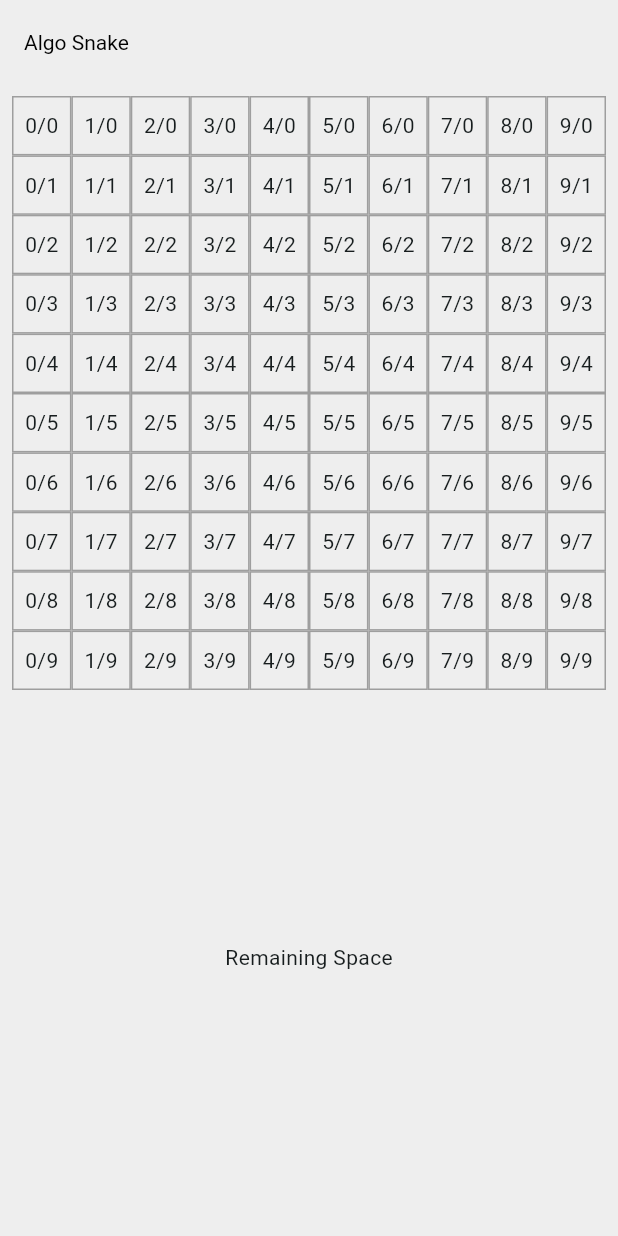
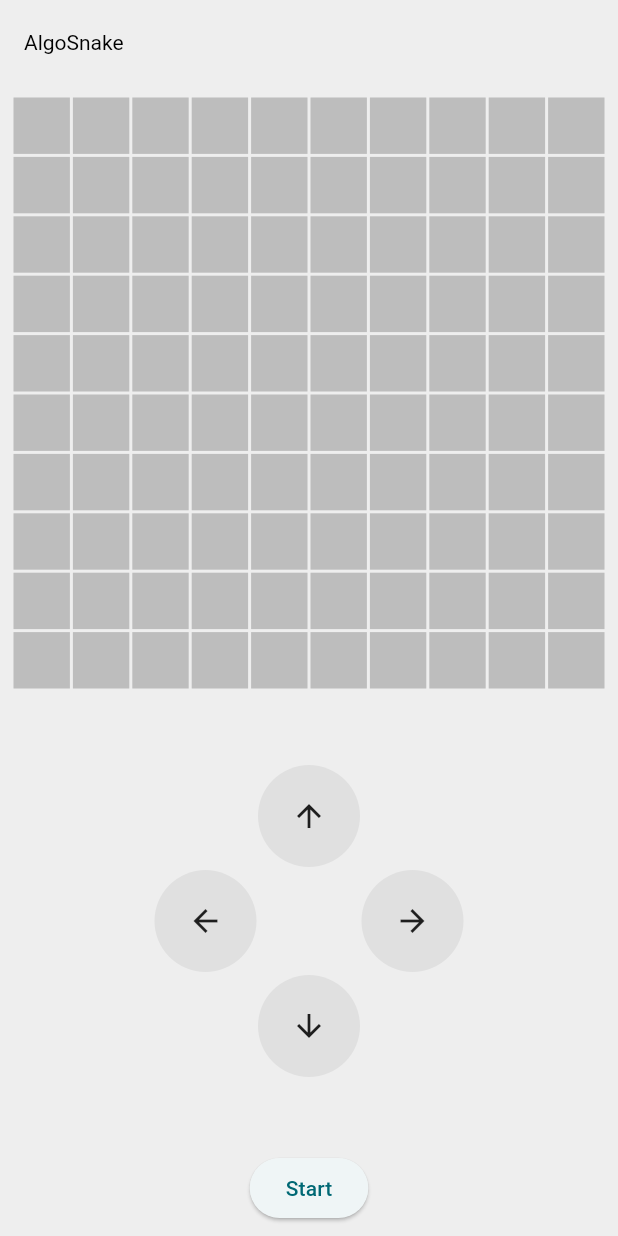
Before and after one commit to sgruhier/algo_snake, a Flutter app: the screen it shows after launch, on a phone screen of 412 x 824 dp. Run offline on Flutter 3.47's test engine with Material 3 defaults, Android fonts, the phone set to English and light mode, and no system bars; our stand-ins replace flutter_riverpod, go_router.

Commit message:
better game UI, init and display snake, fruit and joystick

```diff
--- a/lib/home_screen.dart
+++ b/lib/home_screen.dart
@@ -1,31 +1,44 @@
 import 'package:flutter/material.dart';
+import 'package:flutter_riverpod/flutter_riverpod.dart';
+import 'package:flutter_snake/providers/game_provider.dart';
 import 'package:flutter_snake/widgets/board.dart';
+import 'package:flutter_snake/widgets/joystick.dart';
 
-class HomeScreen extends StatelessWidget {
+class HomeScreen extends ConsumerWidget {
   const HomeScreen({super.key});
 
   @override
-  Widget build(BuildContext context) {
+  Widget build(BuildContext context, WidgetRef ref) {
+    var padding = MediaQuery.paddingOf(context);
+    ref.watch(gameProvider);
     return Scaffold(
       appBar: AppBar(
-        title: const Text('Algo Snake'),
+        title: const Text('AlgoSnake'),
       ),
       body: Padding(
         padding: const EdgeInsets.all(8.0),
         child: Column(
           children: [
             const Board(),
-            Expanded(
-              child: Container(
-                color: Colors.grey[200], // Example: background color for the remaining space
-                child: const Center(
-                  child: Text('Remaining Space'),
-                ),
+            const Expanded(
+              child: Center(
+                child: Joystick(),
               ),
             ),
+            ElevatedButton(
+              onPressed: () => _start(ref),
+              child: const Text('Start'),
+            ),
+            SizedBox(
+              height: padding.bottom,
+            )
           ],
         ),
       ),
     );
   }
+
+  void _start(WidgetRef ref) {
+    ref.read(gameProvider.notifier).start(nbRows: 10, nbColumns: 10);
+  }
 }
--- a/lib/widgets/Board.dart
+++ b/lib/widgets/Board.dart
@@ -1,6 +1,7 @@
 import 'package:flutter/material.dart';
 import 'package:flutter_riverpod/flutter_riverpod.dart';
 import 'package:flutter_snake/providers/game_provider.dart';
+import 'package:flutter_snake/widgets/Tile.dart';
 
 class Board extends ConsumerWidget {
   const Board({super.key});
@@ -19,15 +20,8 @@ class Board extends ConsumerWidget {
       itemBuilder: (BuildContext context, int index) {
         var x = index % game.board.nbColumns;
         var y = index ~/ game.board.nbColumns;
-        return Container(
-          decoration: BoxDecoration(
-            border: Border.all(color: Colors.grey),
-          ),
-          child: Center(
-            child: Text(
-              '$x/$y',
-            ),
-          ),
+        return Tile(
+          tileType: game.getTileType(x, y),
         );
       },
     );
--- /dev/null
+++ b/lib/widgets/joystick.dart
@@ -0,0 +1,40 @@
+import 'package:flutter/material.dart';
+import 'package:flutter_snake/models/tile_model.dart';
+import 'package:flutter_snake/widgets/joystick_key.dart';
+
+class Joystick extends StatelessWidget {
+  const Joystick({super.key});
+
+  @override
+  Widget build(BuildContext context) {
+    final size = MediaQuery.sizeOf(context);
+    return SizedBox(
+      width: size.width / 2,
+      child: GridView.count(
+        padding: EdgeInsets.zero,
+        shrinkWrap: true,
+        crossAxisSpacing: 1,
+        mainAxisSpacing: 2,
+        crossAxisCount: 3,
+        physics: const NeverScrollableScrollPhysics(),
+        children: <Widget>[
+          empty(),
+          JoystickKey(direction: Direction.up, onTap: (direction) => move(direction)),
+          empty(),
+          JoystickKey(direction: Direction.left, onTap: (direction) => move(direction)),
+          empty(),
+          JoystickKey(direction: Direction.right, onTap: (direction) => move(direction)),
+          empty(),
+          JoystickKey(direction: Direction.down, onTap: (direction) => move(direction)),
+          empty(),
+        ],
+      ),
+    );
+  }
+
+  Widget empty() {
+    return const SizedBox(width: 0);
+  }
+
+  void move(Direction direction) {}
+}
--- /dev/null
+++ b/lib/widgets/joystick_key.dart
@@ -0,0 +1,40 @@
+import 'package:flutter/material.dart';
+import 'package:flutter_snake/models/tile_model.dart';
+
+class JoystickKey extends StatelessWidget {
+  const JoystickKey({
+    required this.direction,
+    required this.onTap,
+    super.key,
+  });
+  final Direction direction;
+  final Function(Direction) onTap;
+
+  @override
+  Widget build(BuildContext context) {
+    // return a circle container
+    return GestureDetector(
+      onTap: () => onTap(direction),
+      child: Container(
+        decoration: BoxDecoration(
+          shape: BoxShape.circle,
+          color: Colors.grey[300],
+        ),
+        child: Icon(getIcon()),
+      ),
+    );
+  }
+
+  IconData getIcon() {
+    switch (direction) {
+      case Direction.up:
+        return Icons.arrow_upward;
+      case Direction.down:
+        return Icons.arrow_downward;
+      case Direction.left:
+        return Icons.arrow_back;
+      case Direction.right:
+        return Icons.arrow_forward;
+    }
+  }
+}
--- /dev/null
+++ b/lib/widgets/tile.dart
@@ -0,0 +1,35 @@
+import 'package:flutter/material.dart';
+import 'package:flutter_snake/models/tile_model.dart';
+
+class Tile extends StatelessWidget {
+  const Tile({required this.tileType, this.child, super.key});
+  final TileType tileType;
+  final Widget? child;
+
+  @override
+  Widget build(BuildContext context) {
+    switch (tileType) {
+      case TileType.empty:
+        return container(Colors.grey[400]!);
+      case TileType.snakeBody:
+        return container(Colors.green);
+      case TileType.snakeHead:
+        return container(Colors.green[200]!);
+      case TileType.snakeTail:
+        return container(Colors.green[900]!);
+      case TileType.food:
+        return container(Colors.red);
+      default:
+        return const SizedBox();
+    }
+  }
+
+  Container container(Color color) {
+    return Container(
+        color: color,
+        margin: const EdgeInsets.all(1),
+        child: Center(
+          child: child,
+        ));
+  }
+}
```
Also changed, not shown: lib/models/board_model.dart (+8 -3 lines), lib/models/game_model.dart (+63 -2 lines), lib/providers/game_provider.dart (+9 -0 lines).
